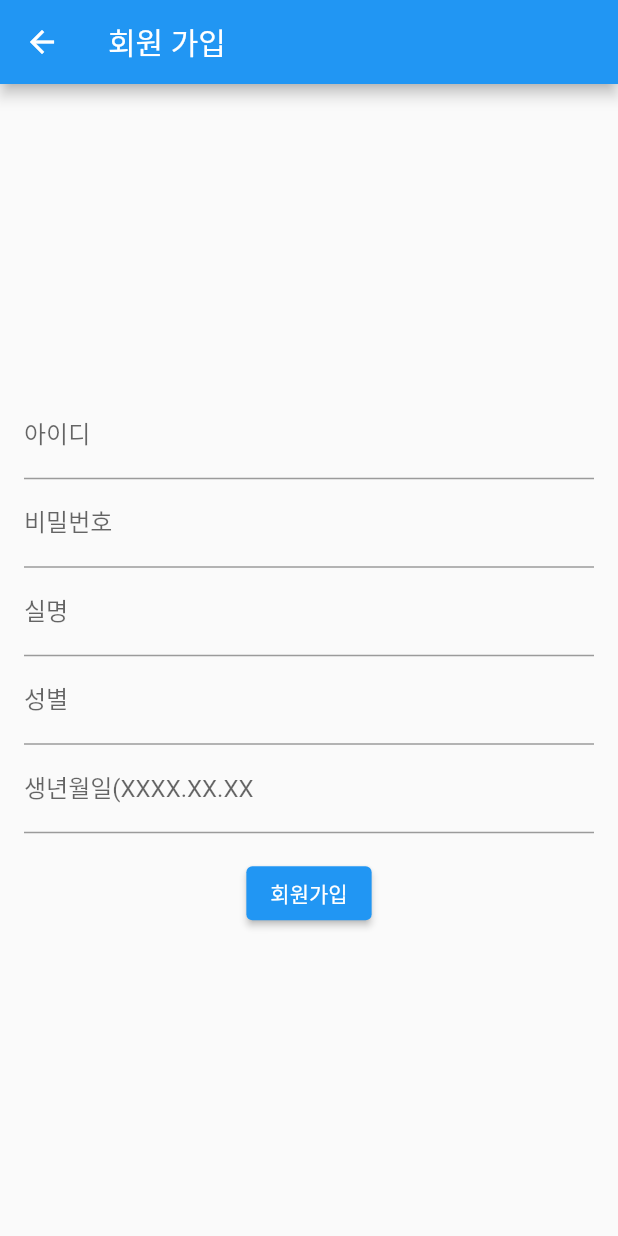
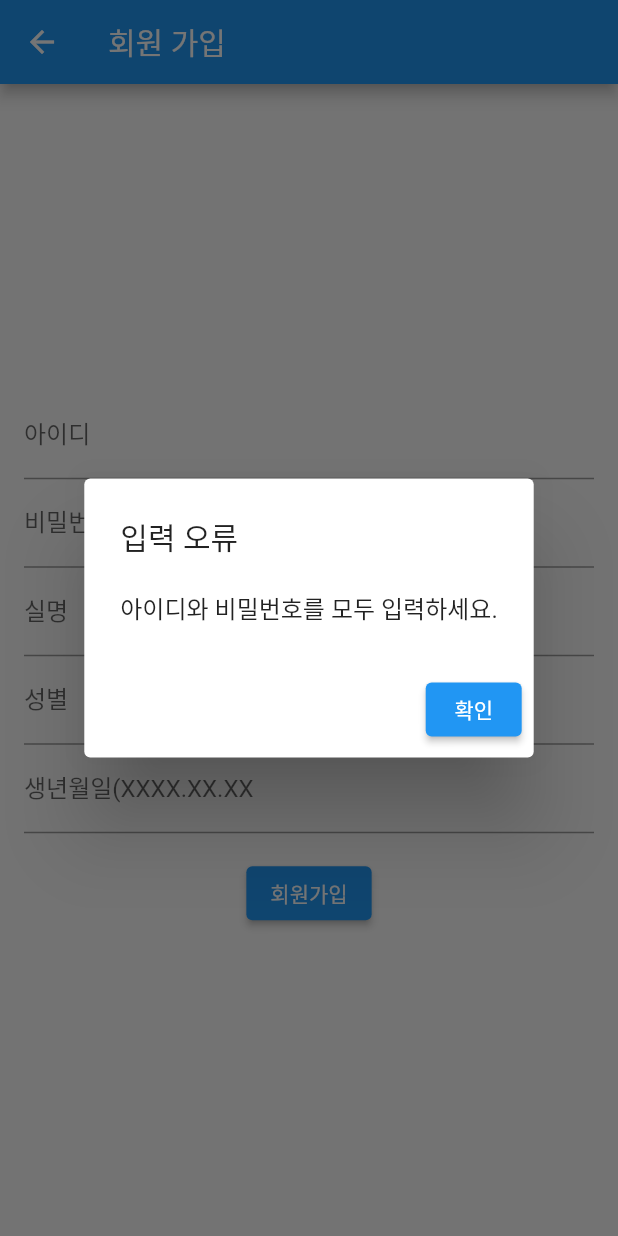
Before and after one commit to Lark6/DataBase_TeamProject, a Flutter app: the SignupPage screen opened directly, after a tap on "회원가입", on a phone screen of 412 x 824 dp. Run offline on Flutter 3.47's test engine with Material 2 defaults, Android fonts, the phone set to English and light mode, and no system bars; our stand-ins replace sqflite; accounts and stored records are empty.

```diff
--- a/twitter_clone/lib/DB/post.dart
+++ b/twitter_clone/lib/DB/post.dart
@@ -4,13 +4,25 @@ class Post {
   int? userId;
   String content;
   String? createdAt; // 이 부분을 추가
+  int? like_count;
 
   Post({
     this.postId,
     this.userId,
     required this.content,
-    this.createdAt, required String author, required likes, required timestamp, // 이 부분을 추가
+    this.createdAt,
+    this.like_count, // 이 부분을 추가
+    //추가 정보
+    required String author,
+    required timestamp,
+    required commentCount,
   });
+
+  get timestamp => null;
+
+  get commentCount => null;
+
+  get author => null;
 
   Map<String, dynamic> toMap() {
     return {
@@ -18,6 +30,7 @@ class Post {
       'user_id': userId,
       'content': content,
       'created_at': createdAt, // 이 부분을 추가
+      'like_count': like_count,
     };
   }
 
@@ -26,7 +39,11 @@ class Post {
       postId: map['post_id'],
       userId: map['user_id'],
       content: map['content'],
-      createdAt: map['created_at'], // 이 부분을 추가
+      createdAt: map['created_at'],
+      author: map['realName'],
+      like_count: map['like_count'],
+      timestamp: map[''],
+      commentCount: null, // 이 부분을 추가
     );
   }
 }
--- a/twitter_clone/lib/pages/signup_page.dart
+++ b/twitter_clone/lib/pages/signup_page.dart
@@ -1,5 +1,3 @@
-// pages/signup_page.dart
-
 import 'package:flutter/material.dart';
 import 'package:twitter_clone/DB/database_Helper.dart';
 import 'package:twitter_clone/DB/user.dart';
@@ -71,7 +69,7 @@ class SignupPage extends StatelessWidget {
       bool isUserExist = await dbHelper.isUserExists(username);
       if (isUserExist) {
         // 동일한 아이디로 가입이 불가능한 경우
-        print('이미 존재하는 아이디입니다. 다른 아이디를 사용해주세요.');
+        _showAlertDialog(context, '회원 가입 실패', '이미 존재하는 아이디입니다. 다른 아이디를 사용해주세요.');
         return;
       }
 
@@ -92,6 +90,7 @@ class SignupPage extends StatelessWidget {
         // 회원가입 성공
         // 여기에서 다음 화면으로 이동하거나 필요한 작업을 수행하세요.
         print('회원가입 성공: $username');
+        _showAlertDialog(context, '회원 가입 성공', '회원 가입이 성공적으로 완료되었습니다.');
 
         // 회원가입 성공 후 초기 로그인 페이지로 이동
         Navigator.pushReplacement(
@@ -100,11 +99,33 @@ class SignupPage extends StatelessWidget {
         );
       } else {
         // 회원가입 실패
+        _showAlertDialog(context, '회원 가입 실패', '회원 가입 중 오류가 발생했습니다.');
         print('회원가입 실패');
       }
     } else {
       // 아이디 또는 비밀번호가 비어있는 경우
+      _showAlertDialog(context, '입력 오류', '아이디와 비밀번호를 모두 입력하세요.');
       print('아이디와 비밀번호를 모두 입력하세요.');
     }
   }
+
+  void _showAlertDialog(BuildContext context, String title, String content) {
+    showDialog(
+      context: context,
+      builder: (BuildContext context) {
+        return AlertDialog(
+          title: Text(title),
+          content: Text(content),
+          actions: [
+            ElevatedButton(
+              onPressed: () {
+                Navigator.of(context).pop();
+              },
+              child: Text('확인'),
+            ),
+          ],
+        );
+      },
+    );
+  }
 }
```
Also changed, not shown: twitter_clone/lib/DB/database_Helper.dart (+19 -1 lines), twitter_clone/lib/models/authmodel.dart (+40 -1 lines), twitter_clone/lib/pages/login_page.dart (+8 -4 lines), twitter_clone/lib/pages/main_page.dart (+130 -21 lines), 1 other file.
